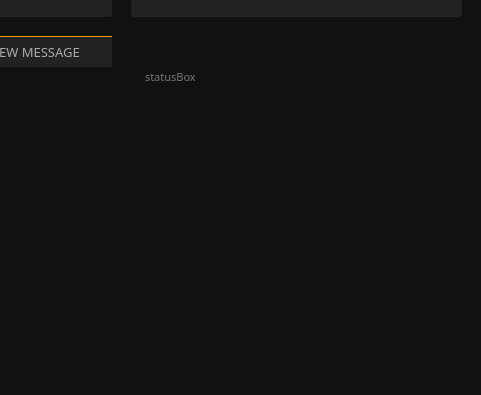
Pennykoin/PKGui, file src/gui/ui/overviewframe.ui: the form before one commit; both pictures show x 789 to 1270 and y 305 to 700 of the 1270 by 700 pixel window.
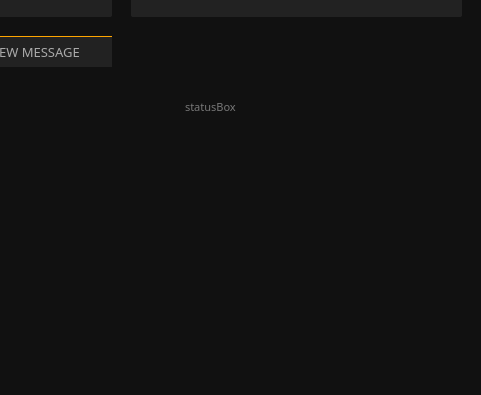
The form after the commit. Icons and pictures are not drawn.

Diff of the .ui file:
```diff
--- a/src/gui/ui/overviewframe.ui
+++ b/src/gui/ui/overviewframe.ui
@@ -2234,10 +2234,10 @@
      <widget class="QTextBrowser" name="m_statusBox">
       <property name="geometry">
        <rect>
-        <x>930</x>
-        <y>370</y>
-        <width>321</width>
-        <height>191</height>
+        <x>970</x>
+        <y>400</y>
+        <width>231</width>
+        <height>161</height>
        </rect>
       </property>
       <property name="font">
```
